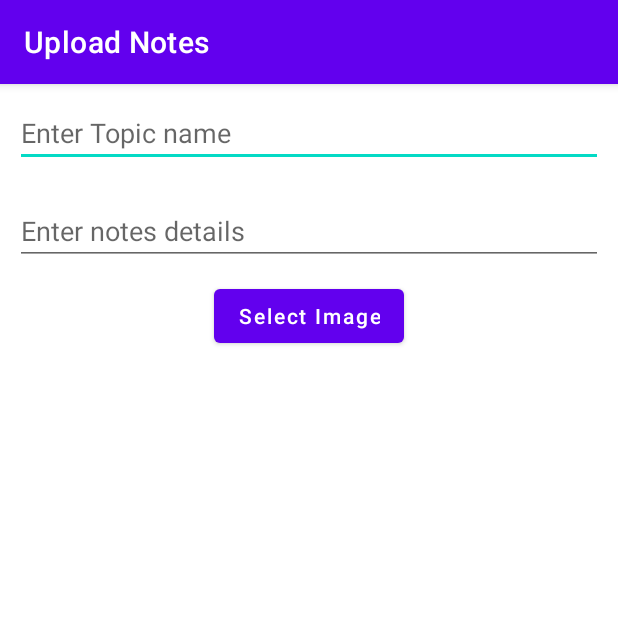
After one commit to nirajdutta/NeristBuddy, an Android app: the UploadNotesActivity screen opened directly, with no data from a screen before it, on a phone screen of 412 x 824 dp, the top half of it. The commit adds this screen. Run offline under Robolectric (Android 15) with nearby library versions, the light colour scheme and no system bars; our stand-ins replace Firebase (no records; nobody signed in at launch, a user with empty details on screens opened directly), Picasso; Roboto replaces fonts that are not available here; 2 statements that could not run were skipped.

Commit message:
UploadNotes

```diff
--- a/app/src/main/AndroidManifest.xml
+++ b/app/src/main/AndroidManifest.xml
@@ -9,7 +9,8 @@
         android:roundIcon="@mipmap/ic_launcher"
         android:supportsRtl="true"
         android:theme="@style/Theme.NeristBuddy">
-        <activity android:name=".activities.ViewNotesActivity"></activity>
+        <activity android:name=".activities.UploadNotesActivity"></activity>
+        <activity android:name=".activities.ViewNotesActivity" />
         <activity
             android:name=".activities.SplashActivity"
             android:theme="@style/Theme.Design.Light.NoActionBar">
@@ -27,7 +28,7 @@
             android:theme="@style/Theme.MaterialComponents.Light.NoActionBar" />
         <activity
             android:name=".activities.LoginActivity"
-            android:theme="@style/Theme.Design.Light.NoActionBar"></activity>
+            android:theme="@style/Theme.Design.Light.NoActionBar" />
 
         <meta-data
             android:name="preloaded_fonts"
--- a/app/src/main/java/com/diplomaproject/neristbuddy/activities/LoginActivity.kt
+++ b/app/src/main/java/com/diplomaproject/neristbuddy/activities/LoginActivity.kt
@@ -53,7 +53,7 @@ class LoginActivity : AppCompatActivity() {
                 auth.signInWithEmailAndPassword(etId.text.toString(),etPassword.text.toString()).addOnCompleteListener {
                     if (it.isSuccessful){
                         user = auth.currentUser!!
-                        val uid=user.uid
+                        val uid= user!!.uid
                         Toast.makeText(this,"Authentication Successful",Toast.LENGTH_SHORT).show()
                         val intent=Intent(this, MainActivity::class.java)
 //                    sharedPreferences.edit().putBoolean("isLoggedIn",true).apply()
--- /dev/null
+++ b/app/src/main/java/com/diplomaproject/neristbuddy/activities/UploadNotesActivity.kt
@@ -0,0 +1,128 @@
+package com.diplomaproject.neristbuddy.activities
+
+import android.app.ProgressDialog
+import android.content.Intent
+import android.net.Uri
+import android.os.Bundle
+import android.view.View
+import android.widget.Button
+import android.widget.EditText
+import android.widget.ImageView
+import android.widget.Toast
+import androidx.appcompat.app.AppCompatActivity
+import com.diplomaproject.neristbuddy.R
+import com.diplomaproject.neristbuddy.util.NotesList
+import com.google.firebase.database.FirebaseDatabase
+import com.google.firebase.storage.FirebaseStorage
+import com.squareup.picasso.Picasso
+import java.util.*
+
+class UploadNotesActivity : AppCompatActivity() {
+    lateinit var btnImageSelect: Button
+    final val GalleryPickRequest = 1
+    lateinit var imgNotes: ImageView
+    lateinit var btnUpload: Button
+    lateinit var year: String
+    lateinit var branch: String
+    lateinit var etTopicName: EditText
+    lateinit var etNotesDetail: EditText
+    lateinit var imageUri: Uri
+
+    override fun onCreate(savedInstanceState: Bundle?) {
+        super.onCreate(savedInstanceState)
+        setContentView(R.layout.activity_upload_notes)
+        title = "Upload Notes"
+
+        year = intent.getStringExtra("year").toString()
+        branch = intent.getStringExtra("branch").toString()
+
+        imgNotes = findViewById(R.id.imgNotes)
+        btnImageSelect = findViewById(R.id.btnImageSelect)
+        btnUpload = findViewById(R.id.btnUpload)
+        etTopicName = findViewById(R.id.etTopic)
+        etNotesDetail = findViewById(R.id.etNotes)
+
+        var db = FirebaseDatabase.getInstance()
+        var dbRef = db.reference
+
+
+        val sharedPreferences = getSharedPreferences(
+            R.string.saved_preferences.toString(),
+            MODE_PRIVATE
+        )
+
+        val userName = sharedPreferences.getString("userName", "Username")
+
+        val imageStorageRef = FirebaseStorage.getInstance().getReference().child("images")
+            .child("${Calendar.getInstance().time}.jpg")
+
+
+        btnImageSelect.setOnClickListener {
+            val galleryIntent = Intent()
+            galleryIntent.action = Intent.ACTION_GET_CONTENT
+            galleryIntent.type = "image/*"
+            startActivityForResult(
+                galleryIntent,
+                GalleryPickRequest
+            )
+        }
+        btnUpload.setOnClickListener {
+            val loadingBar = ProgressDialog(this)
+            loadingBar.setMessage("Please wait, Image is uploading...")
+            loadingBar.setCanceledOnTouchOutside(false)
+            loadingBar.show()
+            imageStorageRef.putFile(imageUri).addOnCompleteListener {
+                imageStorageRef.downloadUrl.addOnCompleteListener {
+                    val imgUrl = it.result.toString()
+                    println("Image---->$imgUrl")
+                    val newNotes = NotesList(
+                        etTopicName.text.toString(),
+                        etNotesDetail.text.toString(),
+                        imgUrl,
+                        userName.toString()
+                    )
+                    dbRef.child("Notes").child(year).child(branch).child(newNotes.name).setValue(
+                        newNotes
+                    ).addOnCompleteListener {
+
+                        Toast.makeText(this, "Uploaded Successfully", Toast.LENGTH_SHORT).show()
+                        loadingBar.dismiss()
+                        gotoViewNotes()
+                    }
+                }
+                loadingBar.dismiss()
+            }
+
+
+        }
+
+    }
+
+    fun gotoViewNotes() {
+        val intent = Intent(this@UploadNotesActivity, ViewNotesActivity::class.java)
+        intent.putExtra("year", year)
+        intent.putExtra("branch", branch)
+        startActivity(intent)
+        finish()
+    }
+
+    override fun onActivityResult(requestCode: Int, resultCode: Int, data: Intent?) {
+        super.onActivityResult(requestCode, resultCode, data)
+        if (requestCode == GalleryPickRequest && resultCode == RESULT_OK) {
+            imgNotes.visibility = View.VISIBLE
+            val selectImageUri: Uri? = data?.data
+            if (selectImageUri != null) {
+                imageUri = selectImageUri
+            }
+            Picasso.get().load(selectImageUri).into(imgNotes)
+            btnUpload.visibility = View.VISIBLE
+
+
+        }
+    }
+
+    override fun onBackPressed() {
+        super.onBackPressed()
+        gotoViewNotes()
+    }
+}
--- a/app/src/main/java/com/diplomaproject/neristbuddy/adapter/NotesRecyclerAdapter.kt
+++ b/app/src/main/java/com/diplomaproject/neristbuddy/adapter/NotesRecyclerAdapter.kt
@@ -26,7 +26,7 @@ class NotesRecyclerAdapter(var context: Context, var listOfNotes: ArrayList<Note
 
     override fun onBindViewHolder(holder: NotesViewHolder, position: Int) {
         var notesItem=listOfNotes[position]
-        holder.txtName.text=notesItem.topicName.toString()
+        holder.txtName.text=notesItem.name.toString()
         holder.txtNotes.text=notesItem.notes.toString()
         holder.txtUploadedBy.text=notesItem.uploadedBy.toString()
         Picasso.get().load(notesItem.image).placeholder(R.drawable.placeholder).error(R.drawable.error_image).into(holder.imgNotes)
--- a/app/src/main/java/com/diplomaproject/neristbuddy/util/NotesList.kt
+++ b/app/src/main/java/com/diplomaproject/neristbuddy/util/NotesList.kt
@@ -1,7 +1,7 @@
 package com.diplomaproject.neristbuddy.util
 
 data class NotesList(
-        val topicName: String,
+        val name: String,
         val notes: String,
         val image: String,
         val uploadedBy: String
--- /dev/null
+++ b/app/src/main/res/layout/activity_upload_notes.xml
@@ -0,0 +1,59 @@
+<?xml version="1.0" encoding="utf-8"?>
+<RelativeLayout xmlns:android="http://schemas.android.com/apk/res/android"
+    xmlns:tools="http://schemas.android.com/tools"
+    android:layout_width="match_parent"
+    android:layout_height="match_parent"
+    android:orientation="vertical"
+    tools:context=".activities.UploadNotesActivity">
+
+    <EditText
+        android:id="@+id/etTopic"
+        android:layout_width="match_parent"
+        android:layout_height="wrap_content"
+        android:layout_margin="10dp"
+        android:layout_marginTop="40dp"
+        android:hint="Enter Topic name"
+        android:maxLines="1" />
+
+    <EditText
+        android:layout_below="@+id/etTopic"
+        android:id="@+id/etNotes"
+        android:layout_width="match_parent"
+        android:layout_height="wrap_content"
+        android:layout_margin="10dp"
+        android:hint="Enter notes details"
+        android:maxLines="1" />
+    <ImageView
+        android:id="@+id/imgNotes"
+        android:visibility="gone"
+        android:layout_centerHorizontal="true"
+        android:layout_below="@+id/etNotes"
+        android:layout_width="300dp"
+        android:layout_height="400dp"/>
+
+
+    <Button
+        android:id="@+id/btnImageSelect"
+
+        android:layout_centerHorizontal="true"
+        android:layout_below="@+id/imgNotes"
+        android:layout_width="wrap_content"
+        android:layout_height="wrap_content"
+        android:layout_gravity="center_horizontal"
+        android:text="Select Image"
+        android:textAllCaps="false" />
+
+    <Button
+        android:visibility="gone"
+        android:layout_alignParentBottom="true"
+        android:layout_margin="20dp"
+        android:id="@+id/btnUpload"
+        android:layout_centerHorizontal="true"
+        android:layout_alignParentRight="true"
+        android:layout_width="wrap_content"
+        android:layout_height="wrap_content"
+        android:layout_gravity="center_horizontal"
+        android:text="Upload"
+        android:textAllCaps="false" />
+
+</RelativeLayout>
--- a/app/src/main/res/layout/fragment_profile.xml
+++ b/app/src/main/res/layout/fragment_profile.xml
@@ -10,7 +10,6 @@
     <de.hdodenhof.circleimageview.CircleImageView
         android:layout_marginTop="40dp"
         android:layout_centerHorizontal="true"
-        xmlns:app="http://schemas.android.com/apk/res-auto"
         android:id="@+id/profile_image"
         android:layout_width="200dp"
         android:layout_height="200dp"
--- a/app/src/main/res/values/strings.xml
+++ b/app/src/main/res/values/strings.xml
@@ -13,4 +13,5 @@
     <string name="saved_preferences">savedPreferences</string>
     <string name="open_drawer">Open Drawer</string>
     <string name="close_drawer">Close Drawer</string>
+
 </resources>
--- a/build.gradle
+++ b/build.gradle
@@ -6,9 +6,11 @@ buildscript {
         jcenter()
     }
     dependencies {
-        classpath "com.android.tools.build:gradle:4.1.2"
+        classpath "com.android.tools.build:gradle:4.1.3"
         classpath "org.jetbrains.kotlin:kotlin-gradle-plugin:$kotlin_version"
-        classpath 'com.google.gms:google-services:4.3.5'
+//        classpath 'com.google.gms:google-services:4.3.7'
+        classpath 'com.google.gms:google-services:4.3.8'
+
 
         // NOTE: Do not place your application dependencies here; they belong
         // in the individual module build.gradle files
```
Also changed, not shown: app/build.gradle (+18 -6 lines), app/src/main/java/com/diplomaproject/neristbuddy/activities/MainActivity.kt (+8 -1 lines), app/src/main/java/com/diplomaproject/neristbuddy/activities/ViewNotesActivity.kt (+15 -1 lines), app/src/main/res/drawable-anydpi/icon_add.xml (added, +11 -0 lines), app/src/main/res/layout/activity_view_notes.xml (+11 -0 lines), app/src/main/res/layout/headerlayout.xml (+11 -6 lines), app/src/main/res/drawable-hdpi/icon_add.png (added), app/src/main/res/drawable-mdpi/icon_add.png (added), app/src/main/res/drawable-xhdpi/icon_add.png (added), app/src/main/res/drawable-xxhdpi/icon_add.png (added).
